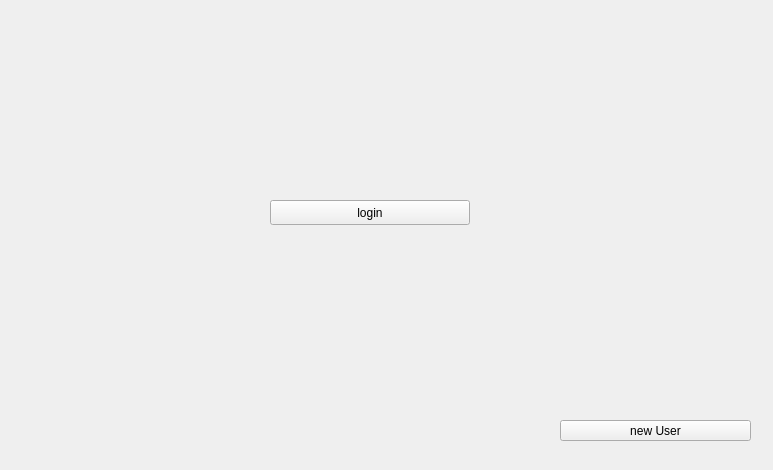
MyakishevAndrey/alg-lang, file DZ_FaceBook/fbloginwidget.ui: the form before one commit.
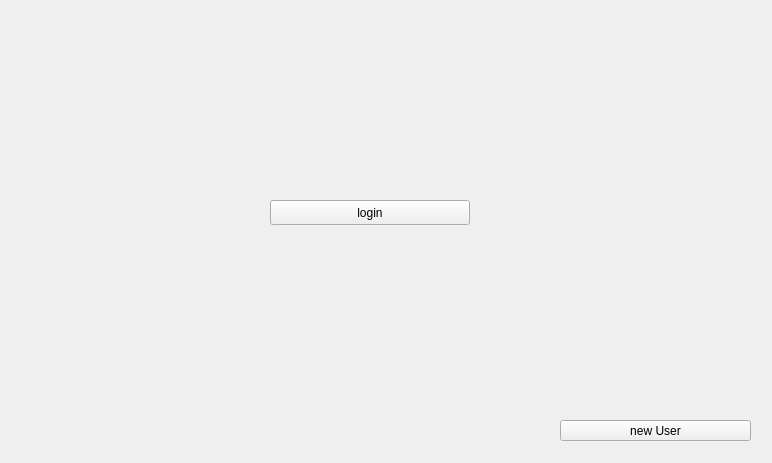
The form after the commit.

```diff
--- a/DZ_FaceBook/fbloginwidget.ui
+++ b/DZ_FaceBook/fbloginwidget.ui
@@ -6,8 +6,8 @@
    <rect>
     <x>0</x>
     <y>0</y>
-    <width>773</width>
-    <height>470</height>
+    <width>772</width>
+    <height>463</height>
    </rect>
   </property>
   <property name="windowTitle">
```
